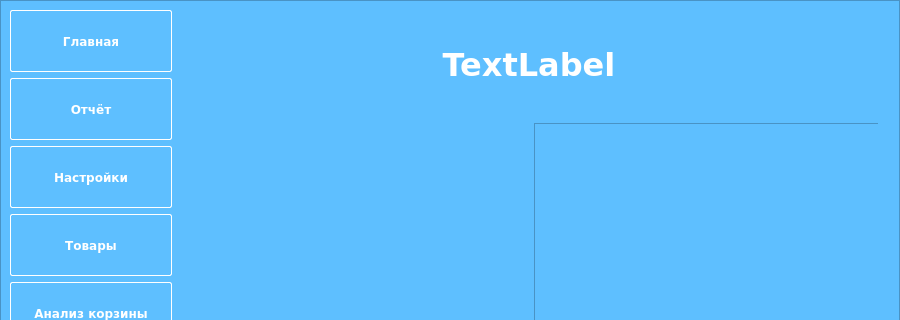
The window that design_dev.ui (miptivan/data_desktop) describes before a commit, drawn with Qt 5; both pictures show x 0 to 900 and y 0 to 320 of the 900 by 700 pixel window.
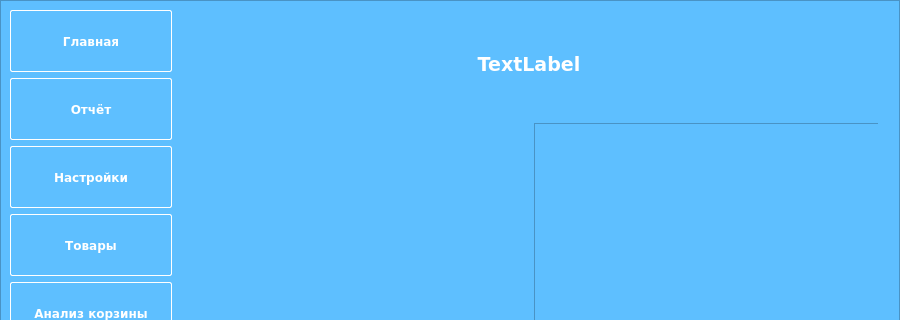
The same window after the commit. The open tabs and pages were chosen to show the change. Custom widgets are drawn as their Qt base class.

Commit message: resize text to 14

Patch:
```diff
--- a/design_dev.ui
+++ b/design_dev.ui
@@ -1419,7 +1419,7 @@
              <property name="font">
               <font>
                <family>Verdana</family>
-               <pointsize>24</pointsize>
+               <pointsize>14</pointsize>
                <weight>75</weight>
                <bold>true</bold>
               </font>
```
Left out of the diff: 2 changed lines with no effect on the pictures.
